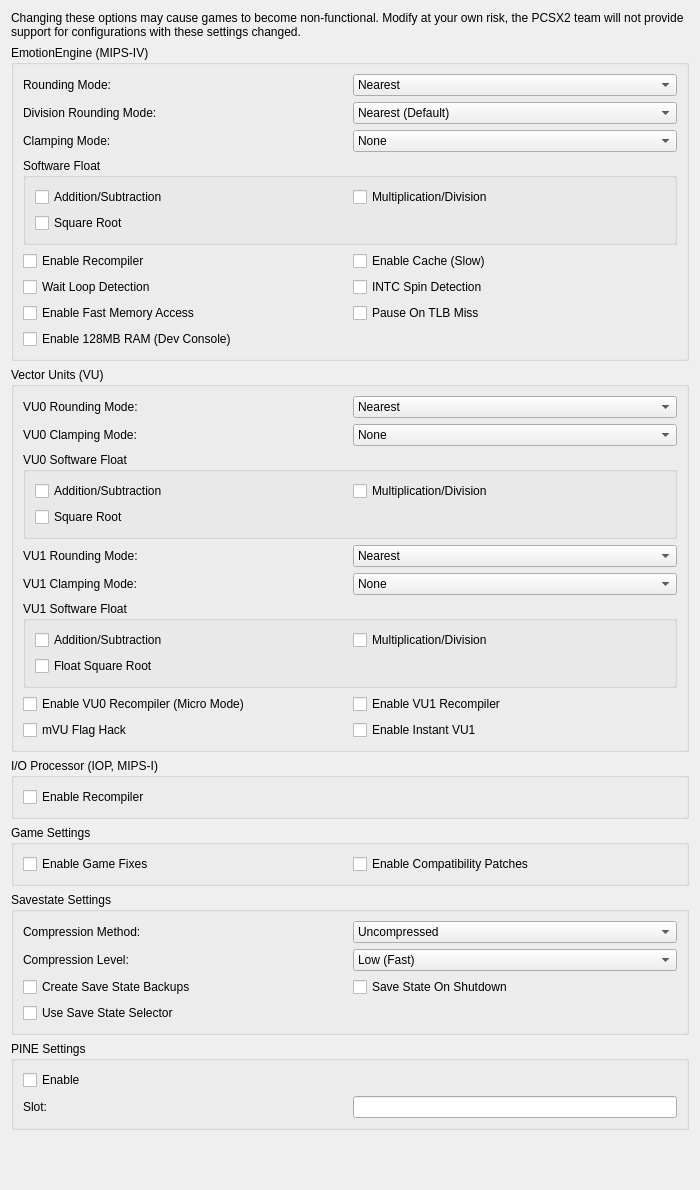
Above: pcsx2-qt/Settings/AdvancedSettingsWidget.ui from TheLastRar/pcsx2 before the change. Below: the same form after it.
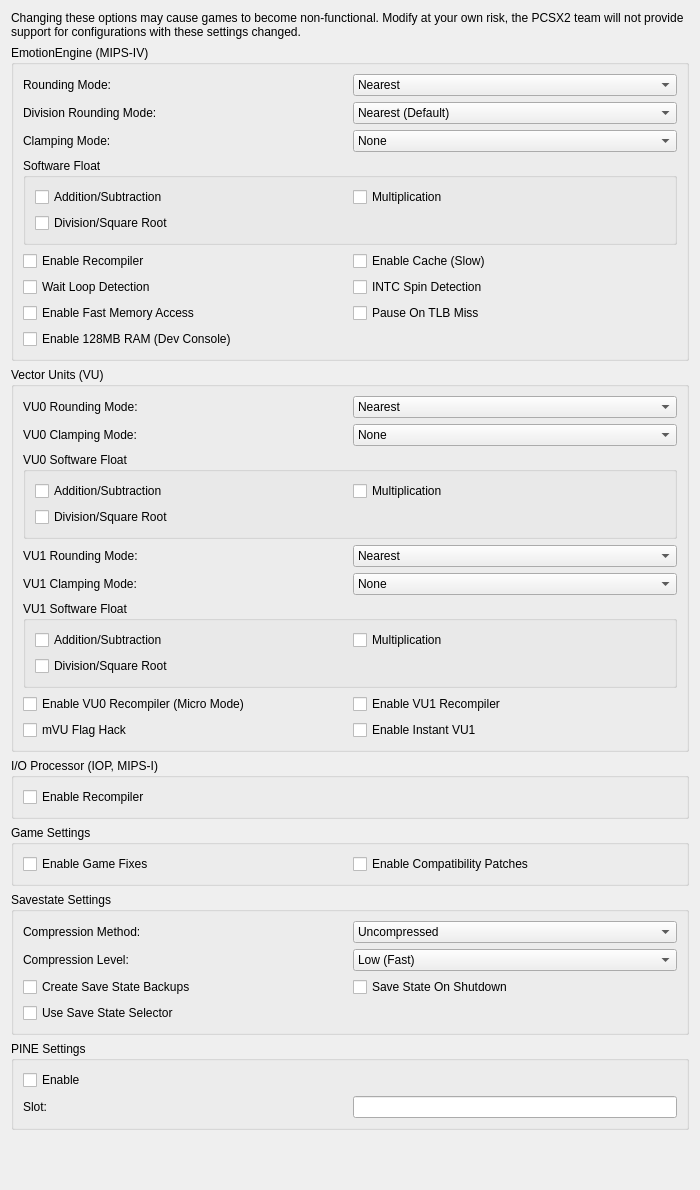
That is the form after the change.

The edit to the form file:
```diff
--- a/pcsx2-qt/Settings/AdvancedSettingsWidget.ui
+++ b/pcsx2-qt/Settings/AdvancedSettingsWidget.ui
@@ -182,7 +182,7 @@
          <item row="0" column="1">
           <widget class="QCheckBox" name="eeSoftMulDiv">
            <property name="text">
-            <string>Multiplication/Division</string>
+            <string>Multiplication</string>
            </property>
           </widget>
          </item>
@@ -196,7 +196,7 @@
          <item row="1" column="0">
           <widget class="QCheckBox" name="eeSoftSqrt">
            <property name="text">
-            <string>Square Root</string>
+            <string>Division/Square Root</string>
            </property>
           </widget>
          </item>
@@ -252,7 +252,7 @@
          <item row="0" column="1">
           <widget class="QCheckBox" name="vu1SoftMulDiv">
            <property name="text">
-            <string>Multiplication/Division</string>
+            <string>Multiplication</string>
            </property>
           </widget>
          </item>
@@ -266,7 +266,7 @@
          <item row="1" column="0">
           <widget class="QCheckBox" name="vu1SoftSqrt">
            <property name="text">
-            <string>Float Square Root</string>
+            <string>Division/Square Root</string>
            </property>
           </widget>
          </item>
@@ -282,7 +282,7 @@
          <item row="0" column="1">
           <widget class="QCheckBox" name="vu0SoftMulDiv">
            <property name="text">
-            <string>Multiplication/Division</string>
+            <string>Multiplication</string>
            </property>
           </widget>
          </item>
@@ -296,7 +296,7 @@
          <item row="1" column="0">
           <widget class="QCheckBox" name="vu0SoftSqrt">
            <property name="text">
-            <string>Square Root</string>
+            <string>Division/Square Root</string>
            </property>
           </widget>
          </item>
```
Left out of the diff: 12 changed lines with no effect on the pictures.
